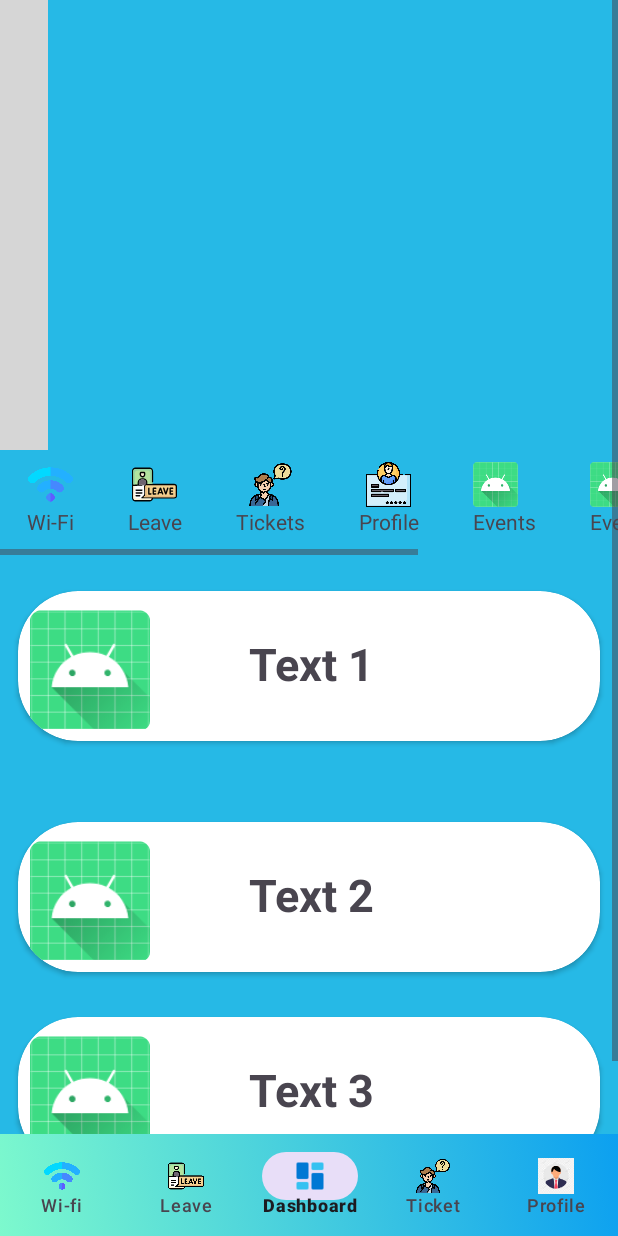
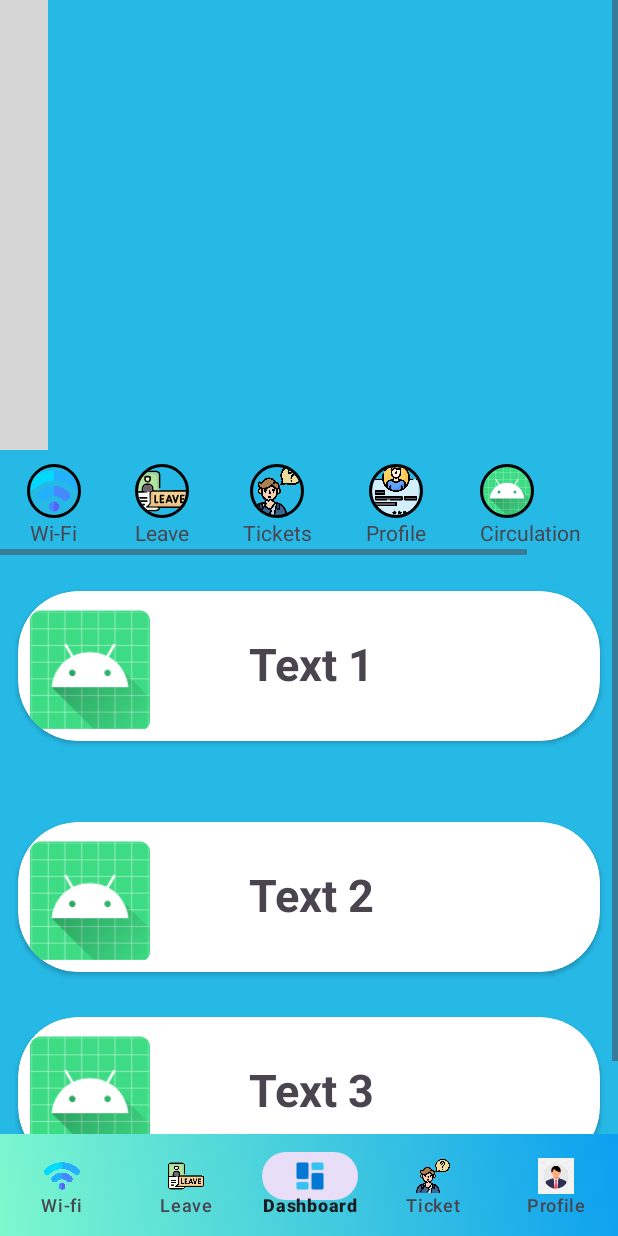
Before and after one commit to Akash-creator-dot/HMS-ABES-, an Android app: the screen it shows after launch once a user with an empty profile is signed in (MainActivity), item 3 of the bottom bar chosen, on a phone screen of 412 x 824 dp. Run offline under Robolectric (Android 15) with nearby library versions, the phone set to English and light mode, and no system bars; our stand-ins replace CircleImageView, Firebase (no records; nobody signed in at launch, a user with empty details on screens opened directly); libraries missing offline, so code that uses them is left out: com.denzcoskun.imageslider; plain views replace ImageSlider; Roboto replaces fonts that are not available here; 6 statements that could not run were skipped; grey boxes are pictures that could not be loaded.

Commit message:
Make functional to dashboard

```diff
--- a/app/src/main/java/com/techgiants/hmsabes/DashboardFragment.java
+++ b/app/src/main/java/com/techgiants/hmsabes/DashboardFragment.java
@@ -3,6 +3,8 @@ package com.techgiants.hmsabes;
 import android.os.Bundle;
 
 import androidx.fragment.app.Fragment;
+import androidx.fragment.app.FragmentManager;
+import androidx.fragment.app.FragmentTransaction;
 
 import android.view.LayoutInflater;
 import android.view.View;
@@ -15,15 +17,20 @@ import com.denzcoskun.imageslider.models.SlideModel;
 import java.util.ArrayList;
 import java.util.List;
 
+import de.hdodenhof.circleimageview.CircleImageView;
+
 public class DashboardFragment extends Fragment {
+    private CircleImageView wifilogo, leavelogo, ticketlogo, profilelogo, circulationslogo, eventslogo;
+
     public DashboardFragment() {
         // Required empty public constructor
     }
+
     @Override
     public View onCreateView(LayoutInflater inflater, ViewGroup container,
                              Bundle savedInstanceState) {
         // Inflate the layout for this fragment
-        View view= inflater.inflate(R.layout.fragment_dashboard, container, false);
+        View view = inflater.inflate(R.layout.fragment_dashboard, container, false);
 
         // Create image list
         List<SlideModel> imageList = new ArrayList<>();
@@ -37,6 +44,59 @@ public class DashboardFragment extends Fragment {
         ImageSlider imageSlider = view.findViewById(R.id.image_slider);
         imageSlider.setImageList(imageList);
 
+        // Correctly cast CircleImageView
+        wifilogo = view.findViewById(R.id.dashwifilogo);
+        leavelogo = view.findViewById(R.id.dashleavelogo);
+        ticketlogo = view.findViewById(R.id.dashcomplainslogo);
+        profilelogo = view.findViewById(R.id.dashprofilelogo);
+        circulationslogo = view.findViewById(R.id.dashcirculationslogo);
+        eventslogo = view.findViewById(R.id.dasheventslogo);
+
+        wifilogo.setOnClickListener(new View.OnClickListener() {
+            @Override
+            public void onClick(View v) {
+                frag(new WifiFragment());
+            }
+        });
+        leavelogo.setOnClickListener(new View.OnClickListener() {
+            @Override
+            public void onClick(View v) {
+                frag(new LeaveFragment());
+            }
+        });
+        ticketlogo.setOnClickListener(new View.OnClickListener() {
+            @Override
+            public void onClick(View v) {
+                frag(new ComplainsFragment());
+            }
+        });
+        profilelogo.setOnClickListener(new View.OnClickListener() {
+            @Override
+            public void onClick(View v) {
+                frag(new ProfileFragment());
+            }
+        });
+        circulationslogo.setOnClickListener(new View.OnClickListener() {
+            @Override
+            public void onClick(View v) {
+                frag(new WifiFragment());
+            }
+        });
+        eventslogo.setOnClickListener(new View.OnClickListener() {
+            @Override
+            public void onClick(View v) {
+                frag(new WifiFragment());
+            }
+        });
+
         return view;
     }
+
+    public void frag(Fragment fragment) {
+        FragmentManager fragmentManager = getActivity().getSupportFragmentManager();
+        FragmentTransaction fragmentTransaction = fragmentManager.beginTransaction();
+        fragmentTransaction.replace(R.id.containeer, fragment);
+        fragmentTransaction.addToBackStack(null);
+        fragmentTransaction.commit();
+    }
 }
--- a/app/src/main/res/layout/fragment_dashboard.xml
+++ b/app/src/main/res/layout/fragment_dashboard.xml
@@ -42,10 +42,14 @@
                                     android:gravity="center"
                                     android:layout_marginHorizontal="18dp">
 
-                                        <ImageView
-                                            android:layout_width="30dp"
-                                            android:layout_height="30dp"
-                                            android:src="@drawable/wifi"/>
+                                        <de.hdodenhof.circleimageview.CircleImageView xmlns:app="http://schemas.android.com/apk/res-auto"
+                                            android:id="@+id/dashwifilogo"
+                                            android:layout_width="36dp"
+                                            android:layout_height="36dp"
+                                            android:layout_marginTop="1dp"
+                                            android:src="@drawable/wifi"
+                                            app:civ_border_color="#FF000000"
+                                            app:civ_border_width="2dp" />
 
                                         <TextView
                                             android:layout_width="wrap_content"
@@ -61,10 +65,14 @@
                                     android:gravity="center"
                                     android:layout_marginHorizontal="18dp">
 
-                                        <ImageView
-                                            android:layout_width="30dp"
-                                            android:layout_height="30dp"
-                                            android:src="@drawable/leavelogo"/>
+                                        <de.hdodenhof.circleimageview.CircleImageView xmlns:app="http://schemas.android.com/apk/res-auto"
+                                            android:id="@+id/dashleavelogo"
+                                            android:layout_width="36dp"
+                                            android:layout_height="36dp"
+                                            android:layout_marginTop="1dp"
+                                            android:src="@drawable/leavelogo"
+                                            app:civ_border_color="#FF000000"
+                                            app:civ_border_width="2dp" />
 
                                         <TextView
                                             android:layout_width="wrap_content"
@@ -80,10 +88,14 @@
                                     android:gravity="center"
                                     android:layout_marginHorizontal="18dp">
 
-                                        <ImageView
-                                            android:layout_width="30dp"
-                                            android:layout_height="30dp"
-                                            android:src="@drawable/ic_complains"/>
+                                        <de.hdodenhof.circleimageview.CircleImageView xmlns:app="http://schemas.android.com/apk/res-auto"
+                                            android:id="@+id/dashcomplainslogo"
+                                            android:layout_width="36dp"
+                                            android:layout_height="36dp"
+                                            android:layout_marginTop="1dp"
+                                            android:src="@drawable/ic_complains"
+                                            app:civ_border_color="#FF000000"
+                                            app:civ_border_width="2dp" />
 
                                         <TextView
                                             android:layout_width="wrap_content"
@@ -100,10 +112,14 @@
                                     android:gravity="center"
                                     android:layout_marginHorizontal="18dp">
 
-                                        <ImageView
-                                            android:layout_width="30dp"
-                                            android:layout_height="30dp"
-                                            android:src="@drawable/ic_profile"/>
+                                        <de.hdodenhof.circleimageview.CircleImageView xmlns:app="http://schemas.android.com/apk/res-auto"
+                                            android:id="@+id/dashprofilelogo"
+                                            android:layout_width="36dp"
+                                            android:layout_height="36dp"
+                                            android:layout_marginTop="1dp"
+                                            android:src="@drawable/ic_profile"
+                                            app:civ_border_color="#FF000000"
+                                            app:civ_border_width="2dp" />
 
                                         <TextView
                                             android:layout_width="wrap_content"
@@ -118,15 +134,19 @@
                                     android:orientation="vertical"
                                     android:layout_marginHorizontal="18dp">
 
-                                        <ImageView
-                                            android:layout_width="30dp"
-                                            android:layout_height="30dp"
-                                            android:src="@mipmap/ic_launcher"/>
+                                        <de.hdodenhof.circleimageview.CircleImageView xmlns:app="http://schemas.android.com/apk/res-auto"
+                                            android:id="@+id/dashcirculationslogo"
+                                            android:layout_width="36dp"
+                                            android:layout_height="36dp"
+                                            android:layout_marginTop="1dp"
+                                            android:src="@mipmap/ic_launcher"
+                                            app:civ_border_color="#FF000000"
+                                            app:civ_border_width="2dp" />
 
                                         <TextView
                                             android:layout_width="wrap_content"
                                             android:layout_height="wrap_content"
-                                            android:text="Events"/>
+                                            android:text="Circulation"/>
 
                                 </LinearLayout>
 
@@ -136,10 +156,14 @@
                                     android:orientation="vertical"
                                     android:layout_marginHorizontal="18dp">
 
-                                        <ImageView
-                                            android:layout_width="30dp"
-                                            android:layout_height="30dp"
-                                            android:src="@mipmap/ic_launcher"/>
+                                        <de.hdodenhof.circleimageview.CircleImageView xmlns:app="http://schemas.android.com/apk/res-auto"
+                                            android:id="@+id/dasheventslogo"
+                                            android:layout_width="36dp"
+                                            android:layout_height="36dp"
+                                            android:layout_marginTop="1dp"
+                                            android:src="@mipmap/ic_launcher"
+                                            app:civ_border_color="#FF000000"
+                                            app:civ_border_width="2dp" />
 
                                         <TextView
                                             android:layout_width="wrap_content"
@@ -147,41 +171,6 @@
                                             android:text="Events"/>
 
                                 </LinearLayout>
-                                <LinearLayout
-                                    android:layout_width="wrap_content"
-                                    android:layout_height="wrap_content"
-                                    android:orientation="vertical"
-                                    android:layout_marginHorizontal="18dp">
-
-                                        <ImageView
-                                            android:layout_width="30dp"
-                                            android:layout_height="30dp"
-                                            android:src="@mipmap/ic_launcher"/>
-
-                                        <TextView
-                                            android:layout_width="wrap_content"
-                                            android:layout_height="wrap_content"
-                                            android:text="Events"/>
-
-                                </LinearLayout>
-                                <LinearLayout
-                                    android:layout_width="wrap_content"
-                                    android:layout_height="wrap_content"
-                                    android:orientation="vertical"
-                                    android:layout_marginHorizontal="18dp">
-
-                                        <ImageView
-                                            android:layout_width="30dp"
-                                            android:layout_height="30dp"
-                                            android:src="@mipmap/ic_launcher"/>
-
-                                        <TextView
-                                            android:layout_width="wrap_content"
-                                            android:layout_height="wrap_content"
-                                            android:text="Events"/>
-
-                                </LinearLayout>
-
 
                         </LinearLayout>
 
@@ -319,10 +308,6 @@
                                 </LinearLayout>
                         </LinearLayout>
                 </androidx.cardview.widget.CardView>
-
-
-
-
         </LinearLayout>
 
 
```
